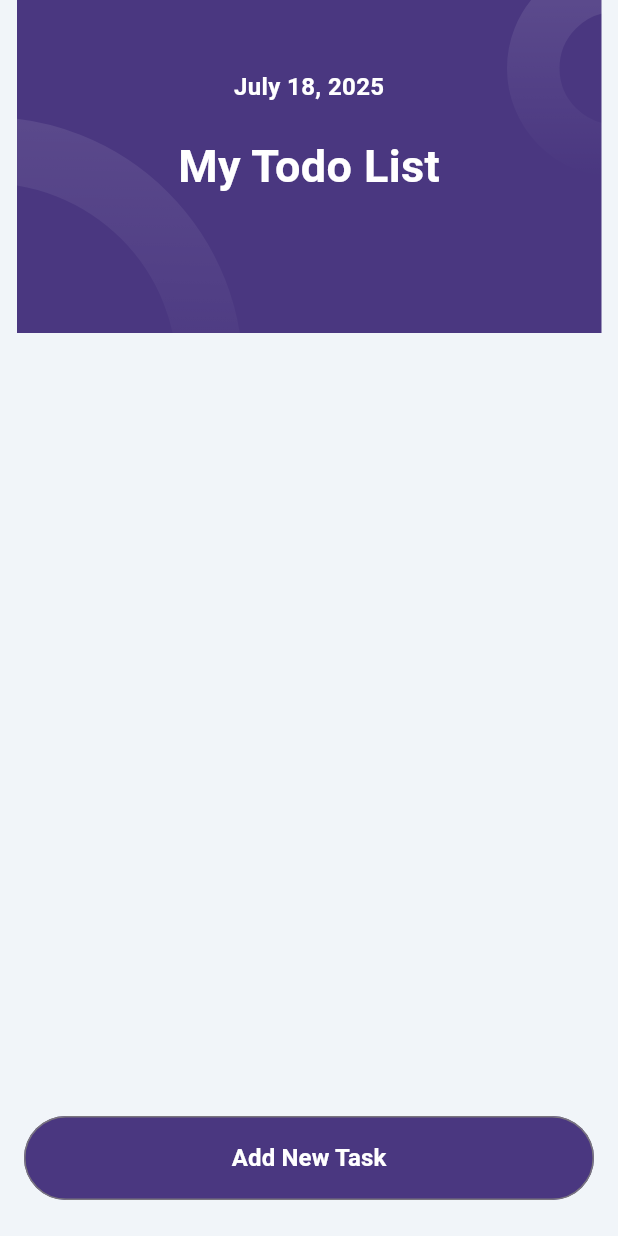
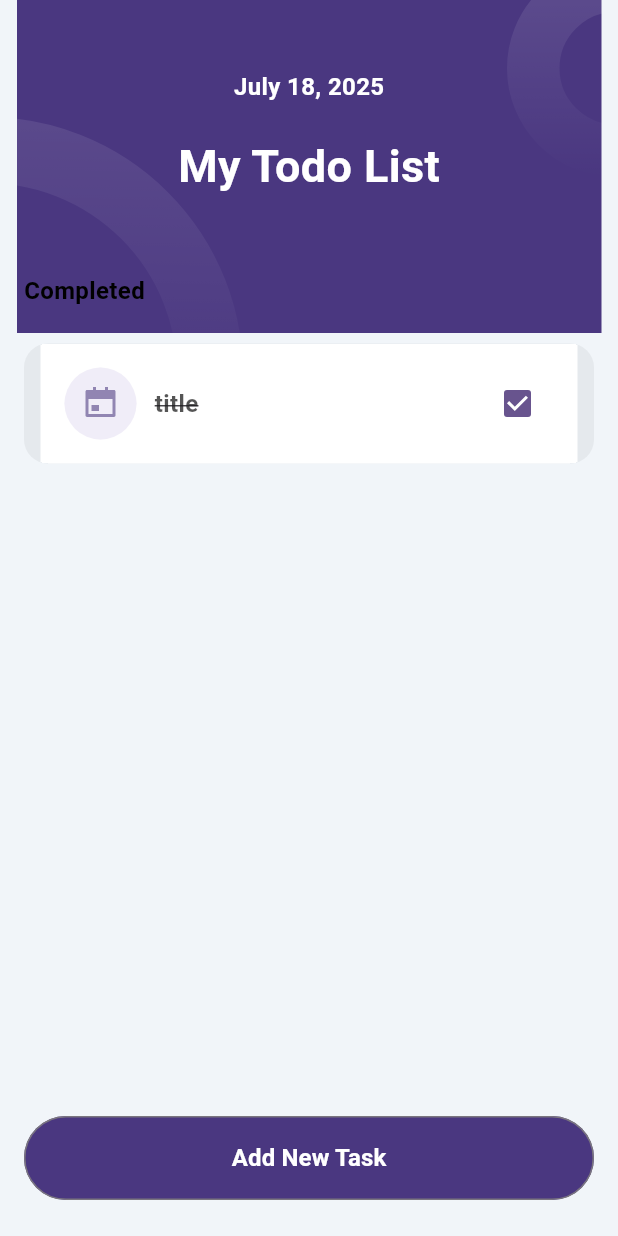
Before and after one commit to anhkien7780/todo_app, a Flutter app: the screen it shows after launch, on a phone screen of 412 x 824 dp. Run offline on Flutter 3.47's test engine with Material 3 defaults, Android fonts, the phone set to English and light mode, and no system bars; our stand-ins replace flutter_svg.

Commit message:
feat: add toggle todo complete check box

```diff
--- a/lib/screens/todos_screen.dart
+++ b/lib/screens/todos_screen.dart
@@ -8,9 +8,14 @@ import '../view_models/add_new_task_view_model.dart';
 import '../view_models/todos_view_model.dart';
 import '../widgets/todos_screen_header.dart';
 
-class TodosScreen extends StatelessWidget {
+class TodosScreen extends StatefulWidget {
   const TodosScreen({super.key});
 
+  @override
+  State<TodosScreen> createState() => _TodosScreenState();
+}
+
+class _TodosScreenState extends State<TodosScreen> {
   @override
   Widget build(BuildContext context) {
     final todosViewModel = context.read<TodosViewModel>();
@@ -33,9 +38,19 @@ class TodosScreen extends StatelessWidget {
                   padding: EdgeInsets.only(bottom: 100, right: 16, left: 16),
                   addAutomaticKeepAlives: false,
                   children: [
-                    _buildUncompletedTodoList(unCompletedTodos),
+                    _buildTodoList(
+                      todoList: unCompletedTodos,
+                      onToggleCheckBox: (todo) {
+                        todosViewModel.toggleTodoStatus(todo);
+                      },
+                    ),
                     if (completedTodos.isNotEmpty) _buildCompletedSeparator(),
-                    _buildCompletedTodoList(completedTodos),
+                    _buildTodoList(
+                      todoList: completedTodos,
+                      onToggleCheckBox: (todo) {
+                        todosViewModel.toggleTodoStatus(todo);
+                      },
+                    ),
                   ],
                 ),
               ),
@@ -83,7 +98,10 @@ class TodosScreen extends StatelessWidget {
     );
   }
 
-  Widget _buildUncompletedTodoList(List<Todo> unCompletedTodos) {
+  Widget _buildTodoList({
+    required List<Todo> todoList,
+    required Function(Todo todo) onToggleCheckBox,
+  }) {
     return Container(
       clipBehavior: Clip.hardEdge,
       decoration: BoxDecoration(
@@ -93,9 +111,17 @@ class TodosScreen extends StatelessWidget {
       child: Container(
         decoration: BoxDecoration(borderRadius: BorderRadius.circular(16)),
         child: Column(
-          children: List.generate(unCompletedTodos.length, (index) {
-            return TodoItem(todo: unCompletedTodos[index]);
-          }),
+          children: List.generate(
+            todoList.isEmpty ? 0 : todoList.length * 2 - 1,
+            (index) {
+              if (index.isOdd) {
+                return SizedBox(height: 1);
+              } else {
+                final todo = todoList[index ~/ 2];
+                return TodoItem(todo: todo, onToggleCheckBox: onToggleCheckBox);
+              }
+            },
+          ),
         ),
       ),
     );
@@ -114,22 +140,4 @@ class TodosScreen extends StatelessWidget {
       ),
     );
   }
-
-  Widget _buildCompletedTodoList(List<Todo> completedTodos) {
-    return Container(
-      clipBehavior: Clip.hardEdge,
-      decoration: BoxDecoration(
-        color: Color(0xffE5E9ED),
-        borderRadius: BorderRadius.circular(16),
-      ),
-      child: Container(
-        decoration: BoxDecoration(borderRadius: BorderRadius.circular(16)),
-        child: Column(
-          children: List.generate(completedTodos.length, (index) {
-            return TodoItem(todo: completedTodos[index]);
-          }),
-        ),
-      ),
-    );
-  }
 }
--- a/lib/widgets/todo_item.dart
+++ b/lib/widgets/todo_item.dart
@@ -2,27 +2,19 @@ import 'package:flutter/material.dart';
 import 'package:todo_app/models/todo.dart';
 import 'package:todo_app/widgets/category_button.dart';
 
-class TodoItem extends StatefulWidget {
-  const TodoItem({super.key, required this.todo});
+class TodoItem extends StatelessWidget {
+  const TodoItem({
+    super.key,
+    required this.todo,
+    required this.onToggleCheckBox,
+  });
 
   final Todo todo;
-
-  @override
-  State<TodoItem> createState() => _TodoItemState();
-}
-
-class _TodoItemState extends State<TodoItem> {
-  bool isChecked = false;
+  final Function(Todo todo) onToggleCheckBox;
 
   @override
   Widget build(BuildContext context) {
-    return GestureDetector(
-      onTap: () {
-        setState(() {
-          isChecked = !isChecked;
-        });
-      },
-      child: Container(
+    return Container(
       padding: EdgeInsets.all(16),
       decoration: BoxDecoration(color: Colors.white),
       height: 80,
@@ -32,25 +24,40 @@ class _TodoItemState extends State<TodoItem> {
         mainAxisAlignment: MainAxisAlignment.center,
         crossAxisAlignment: CrossAxisAlignment.center,
         children: [
-            CategoryButton(category: widget.todo.category, isSelected: false,),
+          Stack(
+            children: [
+              CategoryButton(category: todo.category, isSelected: false),
+              Container(
+                height: 48,
+                width: 48,
+                color: Colors.white.withAlpha(todo.isCompleted ? 100 : 0),
+              ),
+            ],
+          ),
           Expanded(
             child: Column(
               crossAxisAlignment: CrossAxisAlignment.start,
               mainAxisAlignment: MainAxisAlignment.center,
               children: [
                 Text(
-                    widget.todo.title,
+                  todo.title,
                   style: TextStyle(
                     fontSize: 16,
-                      color: Colors.black,
+                    decoration: todo.isCompleted
+                        ? TextDecoration.lineThrough
+                        : null,
+                    color: Colors.black.withAlpha(todo.isCompleted ? 170 : 250),
                     fontWeight: FontWeight.w600,
                   ),
                 ),
-                  if (widget.todo.time != null)
+                if (todo.time != null)
                   Text(
-                      widget.todo.time!,
+                    todo.time!,
                     style: TextStyle(
                       fontSize: 14,
+                      decoration: todo.isCompleted
+                          ? TextDecoration.lineThrough
+                          : null,
                       color: Color(0xff1B1B1D).withAlpha(170),
                       fontWeight: FontWeight.w500,
                     ),
@@ -59,16 +66,13 @@ class _TodoItemState extends State<TodoItem> {
             ),
           ),
           Checkbox(
-              value: isChecked,
-              onChanged: (value) {
-                setState(() {
-                  isChecked = !isChecked;
-                });
+            value: todo.isCompleted,
+            onChanged: (_) {
+              onToggleCheckBox(todo);
             },
           ),
         ],
       ),
-      ),
     );
   }
 }
```
Also changed, not shown: lib/view_models/todos_view_model.dart (+23 -1 lines). Lines whose indentation alone changed are shown as unchanged.
